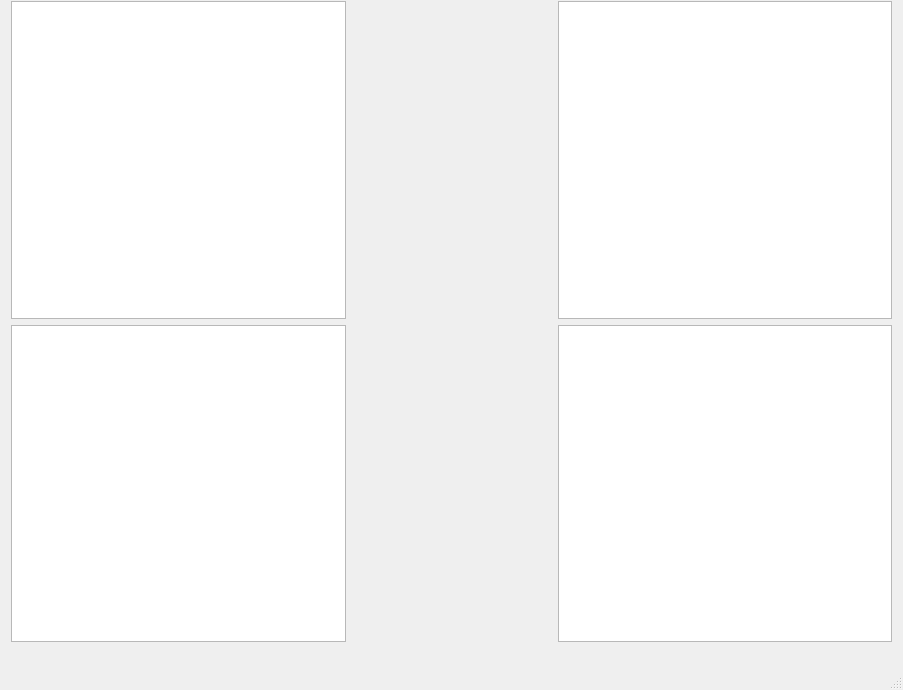
This is GUI/mainwindow.ui in BartBas/DABeindopdracht as Qt 5 draws it before an edit. The edited form follows.
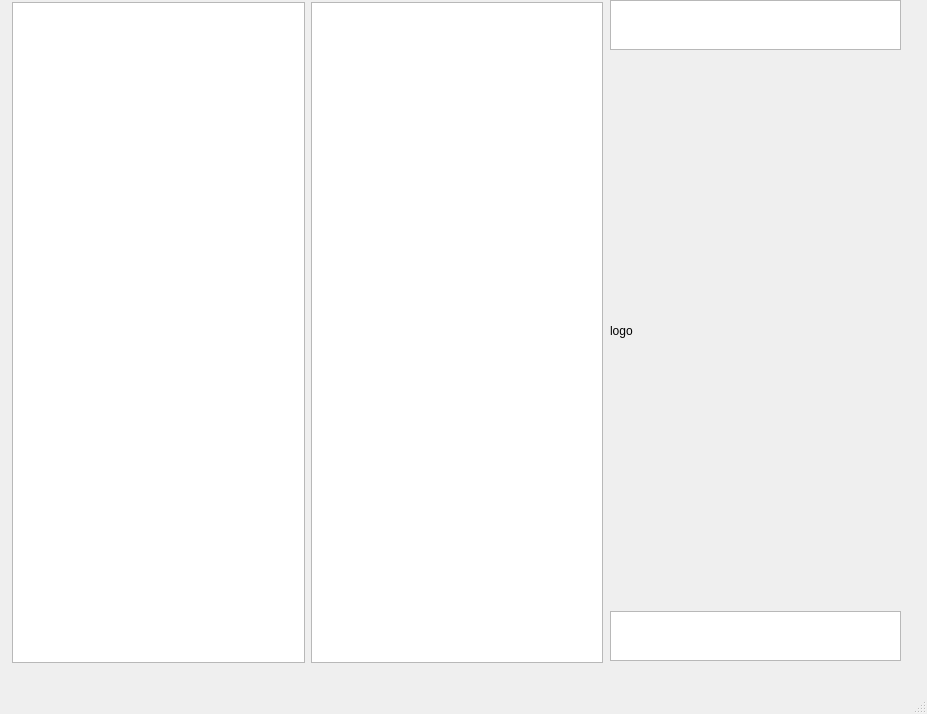
This is the edited form.

```diff
--- a/GUI/mainwindow.ui
+++ b/GUI/mainwindow.ui
@@ -6,8 +6,8 @@
    <rect>
     <x>0</x>
     <y>0</y>
-    <width>903</width>
-    <height>690</height>
+    <width>927</width>
+    <height>714</height>
    </rect>
   </property>
   <property name="windowTitle">
@@ -17,26 +17,42 @@
    <widget class="QWidget" name="">
     <property name="geometry">
      <rect>
-      <x>11</x>
-      <y>1</y>
-      <width>881</width>
-      <height>641</height>
+      <x>12</x>
+      <y>2</y>
+      <width>591</width>
+      <height>661</height>
      </rect>
     </property>
-    <layout class="QGridLayout" name="gridLayout">
-     <item row="0" column="0">
+    <layout class="QHBoxLayout" name="horizontalLayout">
+     <item>
       <widget class="QListWidget" name="merk"/>
      </item>
-     <item row="0" column="2">
+     <item>
       <widget class="QListWidget" name="model"/>
      </item>
-     <item row="1" column="0">
-      <widget class="QListWidget" name="merkInfo"/>
+    </layout>
+   </widget>
+   <widget class="QWidget" name="">
+    <property name="geometry">
+     <rect>
+      <x>610</x>
+      <y>0</y>
+      <width>291</width>
+      <height>661</height>
+     </rect>
+    </property>
+    <layout class="QVBoxLayout" name="verticalLayout">
+     <item>
+      <widget class="QListWidget" name="merkInfo">
+       <property name="maximumSize">
+        <size>
+         <width>16777215</width>
+         <height>50</height>
+        </size>
+       </property>
+      </widget>
      </item>
-     <item row="1" column="2">
-      <widget class="QListWidget" name="modelDetails"/>
-     </item>
-     <item row="0" column="1" rowspan="2">
+     <item>
       <widget class="QLabel" name="logo">
        <property name="minimumSize">
         <size>
@@ -46,12 +62,22 @@
        </property>
        <property name="maximumSize">
         <size>
-         <width>200</width>
-         <height>200</height>
+         <width>1000</width>
+         <height>1000</height>
         </size>
        </property>
        <property name="text">
-        <string/>
+        <string>logo</string>
+       </property>
+      </widget>
+     </item>
+     <item>
+      <widget class="QListWidget" name="modelDetails">
+       <property name="maximumSize">
+        <size>
+         <width>16777215</width>
+         <height>50</height>
+        </size>
        </property>
       </widget>
      </item>
```
Left out of the diff: 2 changed lines with no effect on the pictures.
